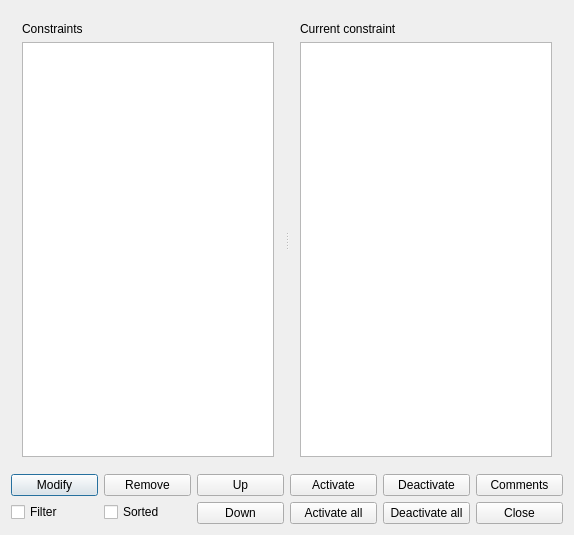
The window that fet/src/interface/alltimeconstraintsform_template.ui (vonmecheln/fet) describes before a commit, drawn with Qt 5.
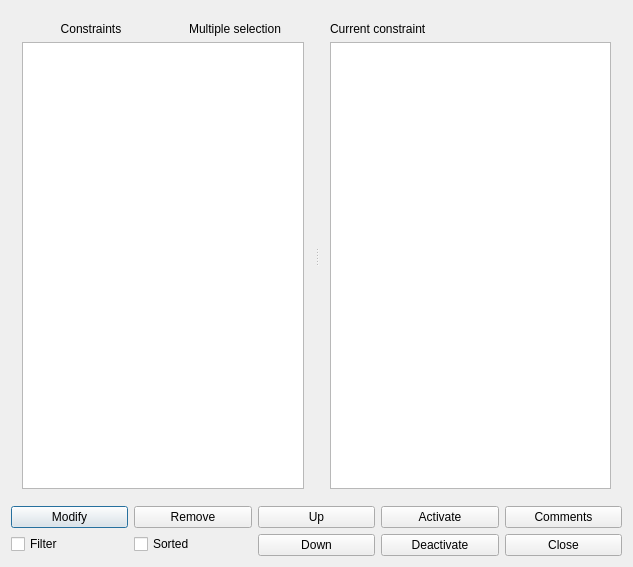
The same window after the commit.

```diff
--- a/fet/src/interface/alltimeconstraintsform_template.ui
+++ b/fet/src/interface/alltimeconstraintsform_template.ui
@@ -6,15 +6,15 @@
    <rect>
     <x>0</x>
     <y>0</y>
-    <width>574</width>
-    <height>535</height>
+    <width>633</width>
+    <height>567</height>
    </rect>
   </property>
   <property name="windowTitle">
    <string extracomment="This is the title of the dialog to see the list of all constraints of this type">All time constraints</string>
   </property>
   <layout class="QGridLayout" name="gridLayout">
-   <item row="0" column="0">
+   <item row="0" column="0" colspan="5">
     <widget class="QSplitter" name="splitter">
      <property name="sizePolicy">
       <sizepolicy hsizetype="Expanding" vsizetype="Expanding">
@@ -28,6 +28,8 @@
      <widget class="QWidget" name="layoutWidget">
       <layout class="QVBoxLayout" name="verticalLayout_2">
        <item>
+        <layout class="QHBoxLayout" name="horizontalLayout">
+         <item>
         <widget class="QLabel" name="constraintsTextLabel">
          <property name="frameShape">
           <enum>QFrame::NoFrame</enum>
@@ -38,10 +40,25 @@
          <property name="text">
           <string>Constraints</string>
          </property>
+           <property name="alignment">
+            <set>Qt::AlignCenter</set>
+           </property>
          <property name="wordWrap">
           <bool>false</bool>
          </property>
         </widget>
+         </item>
+         <item>
+          <widget class="QLabel" name="mSLabel">
+           <property name="text">
+            <string comment="The list can have multiple selection. Keep translation short.">Multiple selection</string>
+           </property>
+           <property name="alignment">
+            <set>Qt::AlignCenter</set>
+           </property>
+          </widget>
+         </item>
+        </layout>
        </item>
        <item>
         <widget class="QListWidget" name="constraintsListWidget"/>
@@ -68,8 +85,6 @@
     </widget>
    </item>
    <item row="1" column="0">
-    <layout class="QHBoxLayout" name="horizontalLayout">
-     <item>
       <layout class="QVBoxLayout" name="verticalLayout_3">
        <item>
         <widget class="QPushButton" name="modifyConstraintPushButton">
@@ -87,7 +102,7 @@
        </item>
       </layout>
      </item>
-     <item>
+   <item row="1" column="1">
       <layout class="QVBoxLayout" name="verticalLayout_4">
        <item>
         <widget class="QPushButton" name="removeConstraintPushButton">
@@ -105,7 +120,7 @@
        </item>
       </layout>
      </item>
-     <item>
+   <item row="1" column="2">
       <layout class="QVBoxLayout" name="verticalLayout_5">
        <item>
         <widget class="QPushButton" name="moveTimeConstraintUpPushButton">
@@ -123,7 +138,7 @@
        </item>
       </layout>
      </item>
-     <item>
+   <item row="1" column="3">
       <layout class="QVBoxLayout" name="verticalLayout_6">
        <item>
         <widget class="QPushButton" name="activatePushButton">
@@ -133,34 +148,16 @@
         </widget>
        </item>
        <item>
-        <widget class="QPushButton" name="activateAllPushButton">
-         <property name="text">
-          <string comment="Refers to activating all the listed time constraints">Activate all</string>
-         </property>
-        </widget>
-       </item>
-      </layout>
-     </item>
-     <item>
-      <layout class="QVBoxLayout" name="verticalLayout_7">
-       <item>
         <widget class="QPushButton" name="deactivatePushButton">
          <property name="text">
           <string comment="Refers to deactivating a time constraint">Deactivate</string>
          </property>
         </widget>
        </item>
-       <item>
-        <widget class="QPushButton" name="deactivateAllPushButton">
-         <property name="text">
-          <string comment="Refers to deactivating all the listed time constraints">Deactivate all</string>
-         </property>
-        </widget>
-       </item>
-      </layout>
-     </item>
-     <item>
-      <layout class="QVBoxLayout" name="verticalLayout_8">
+    </layout>
+   </item>
+   <item row="1" column="4">
+    <layout class="QVBoxLayout" name="verticalLayout_7">
        <item>
         <widget class="QPushButton" name="commentsPushButton">
          <property name="text">
@@ -174,8 +171,6 @@
           <string>Close</string>
          </property>
         </widget>
-       </item>
-      </layout>
      </item>
     </layout>
    </item>
```
Left out of the diff: 2 changed lines with no effect on the pictures. Lines whose indentation alone changed are shown as unchanged.
